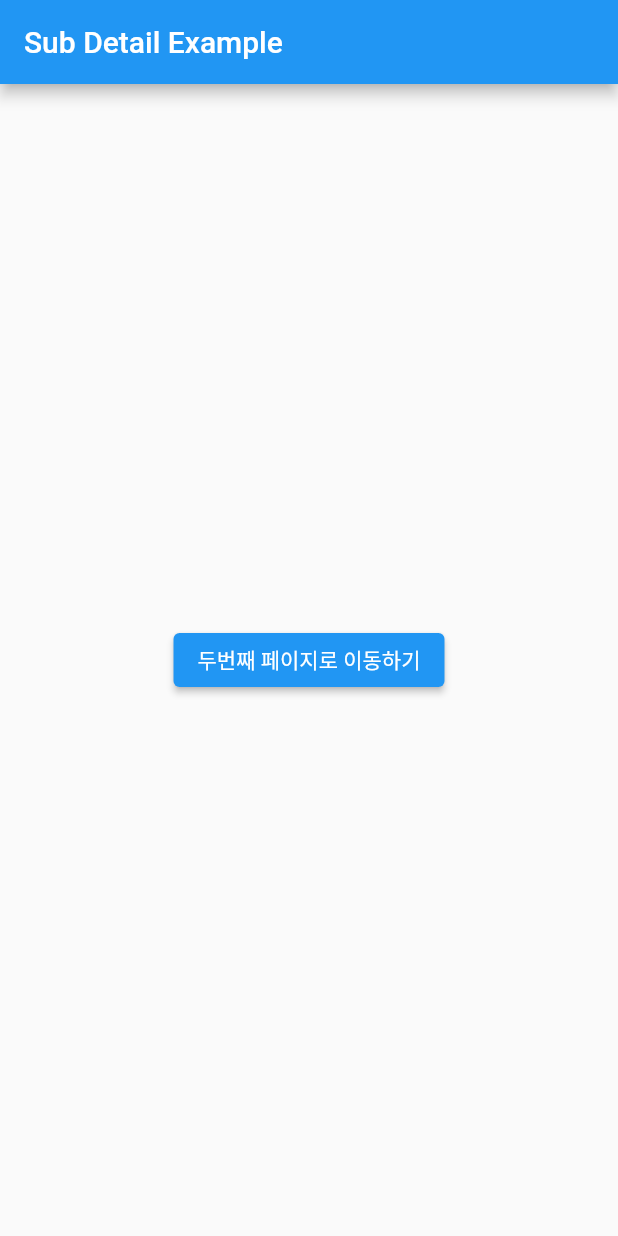
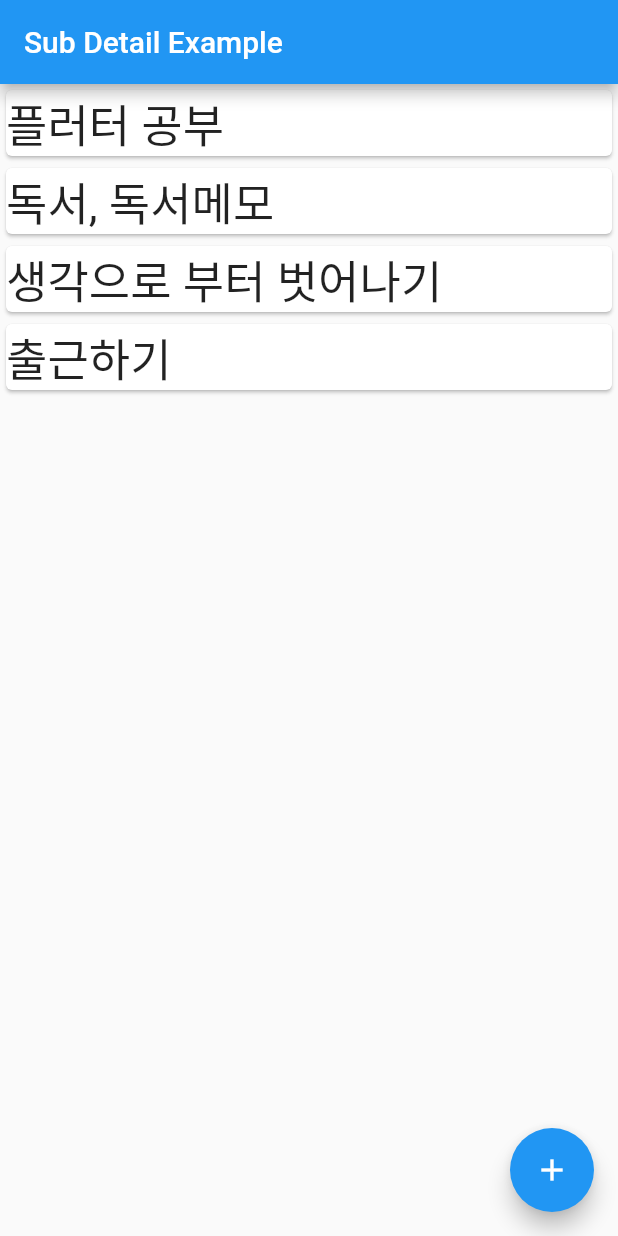
Before and after one commit to ssdd33/doit_flutter_practice, a Flutter app: the screen it shows after launch, on a phone screen of 412 x 824 dp. Run offline on Flutter 3.47's test engine with Material 2 defaults, Android fonts, the phone set to English and light mode, and no system bars.

Commit message:
todoList 목록과 상세화면 구현

```diff
--- a/lib/main.dart
+++ b/lib/main.dart
@@ -1,5 +1,6 @@
 import 'package:doit_flutter_practice/secondDetail.dart';
 import 'package:doit_flutter_practice/subDetail.dart';
+import 'package:doit_flutter_practice/thirdPage.dart';
 import 'package:flutter/material.dart';
 
 void main() {
@@ -18,6 +19,7 @@ class MyApp extends StatelessWidget {
       routes:{
         '/':(context)=>SubDetail(),
         '/second':(context)=>SecondDetail(),
+        '/third':(context)=>ThirdDetail(),
       }
     );
   }
--- a/lib/secondDetail.dart
+++ b/lib/secondDetail.dart
@@ -11,7 +11,7 @@ class SecondDetail extends StatelessWidget {
         child:Center(
           child: ElevatedButton(
             onPressed:(){
-              Navigator.of(context).pop();
+              Navigator.of(context).pushReplacementNamed('/third');
             },
             child: Text('돌아가기'),
           ),
--- a/lib/subDetail.dart
+++ b/lib/subDetail.dart
@@ -7,23 +7,43 @@ class SubDetail extends StatefulWidget {
 }
 
 class _SubDetailState extends State<SubDetail> {
+  List<String> todoList = List.empty(growable: true);
+
+  @override
+  void initState() {
+    super.initState();
+
+    todoList.add('플러터 공부');
+    todoList.add('독서, 독서메모');
+    todoList.add('생각으로 부터 벗어나기');
+    todoList.add('출근하기');
+  }
+
   @override
   Widget build(BuildContext context) {
     return Scaffold(
-      appBar: AppBar(
-        title:Text('Sub Detail Example'),
+        appBar: AppBar(
+          title: Text('Sub Detail Example'),
+        ),
+        body: ListView.builder(itemBuilder: (context, index) {
+          return Card(
+            child: InkWell(
+              child: Text(todoList[index], style: TextStyle(fontSize: 30),),
+              onTap: (){
+                Navigator.of(context).pushNamed('/third',arguments: todoList[index]);
+                /*
+                * arguments를 통해 이동하려는 페이지로 데이터를 전달할 수 있다.
+                * 이동한 페이지에서 ModalRoute.of(context)!.settings.arguments.toString()형태로 argument값을 불러올 수 있다.
+                */
+              },
+            ),
+          );
+        },
+        itemCount:todoList.length,),
+      floatingActionButton: FloatingActionButton(
+        onPressed: (){},
+        child: Icon(Icons.add),
       ),
-      body:Container(
-        child: Center(
-          child: ElevatedButton(
-            onPressed:(){
-              Navigator.of(context).pushReplacementNamed('/second');
-              //pushReplacementNamed : 스택 메모리에 있는 자료를 교체하여 페이지 이동
-            },
-            child:Text('두번째 페이지로 이동하기')
-          ),
-        ),
-      )
     );
   }
 }
```
Also changed, not shown: lib/thirdPage.dart (added, +15 -0 lines).
